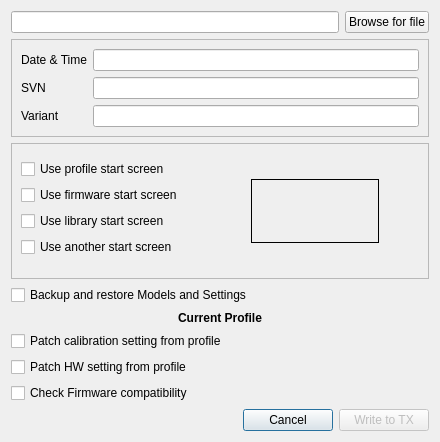
Qt form companion/src/burndialog.ui (opentx/opentx) before a commit.
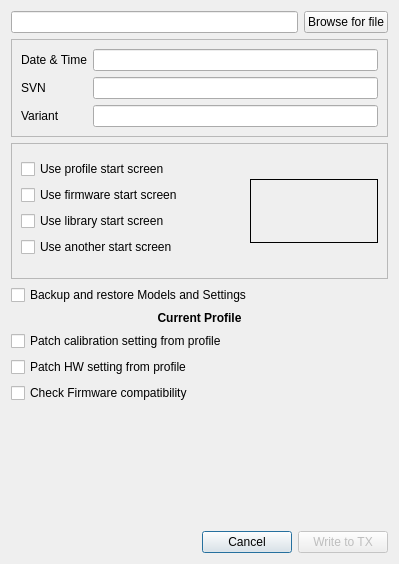
The same form after that commit. Icons and pictures are not drawn.

Commit message: Fixed width size bug in burndialog Translated versions of the dialog would get the texts cut by the splash images.

```diff
--- a/companion/src/burndialog.ui
+++ b/companion/src/burndialog.ui
@@ -6,8 +6,8 @@
    <rect>
     <x>0</x>
     <y>0</y>
-    <width>440</width>
-    <height>423</height>
+    <width>399</width>
+    <height>564</height>
    </rect>
   </property>
   <property name="sizePolicy">
@@ -18,7 +18,7 @@
   </property>
   <property name="minimumSize">
    <size>
-    <width>440</width>
+    <width>0</width>
     <height>0</height>
    </size>
   </property>
@@ -171,6 +171,12 @@
            <verstretch>0</verstretch>
           </sizepolicy>
          </property>
+         <property name="minimumSize">
+          <size>
+           <width>250</width>
+           <height>0</height>
+          </size>
+         </property>
          <property name="readOnly">
           <bool>true</bool>
          </property>
@@ -254,8 +260,8 @@
         <item row="0" column="0">
          <layout class="QGridLayout" name="SplashLayout" rowstretch="0,0,0,0,0,0,0">
           <item row="0" column="1" rowspan="7">
-           <layout class="QGridLayout" name="gridLayout_2" rowstretch="1">
-            <item row="0" column="1">
+           <layout class="QGridLayout" name="gridLayout_2" rowstretch="0">
+            <item row="0" column="0">
              <widget class="QLabel" name="imageLabel">
               <property name="sizePolicy">
                <sizepolicy hsizetype="Minimum" vsizetype="Minimum">
@@ -289,32 +295,6 @@
               </property>
              </widget>
             </item>
-            <item row="0" column="2">
-             <spacer name="horizontalSpacer">
-              <property name="orientation">
-               <enum>Qt::Horizontal</enum>
-              </property>
-              <property name="sizeHint" stdset="0">
-               <size>
-                <width>40</width>
-                <height>20</height>
-               </size>
-              </property>
-             </spacer>
-            </item>
-            <item row="0" column="0">
-             <spacer name="horizontalSpacer_2">
-              <property name="orientation">
-               <enum>Qt::Horizontal</enum>
-              </property>
-              <property name="sizeHint" stdset="0">
-               <size>
-                <width>40</width>
-                <height>20</height>
-               </size>
-              </property>
-             </spacer>
-            </item>
            </layout>
           </item>
           <item row="2" column="0">
```
